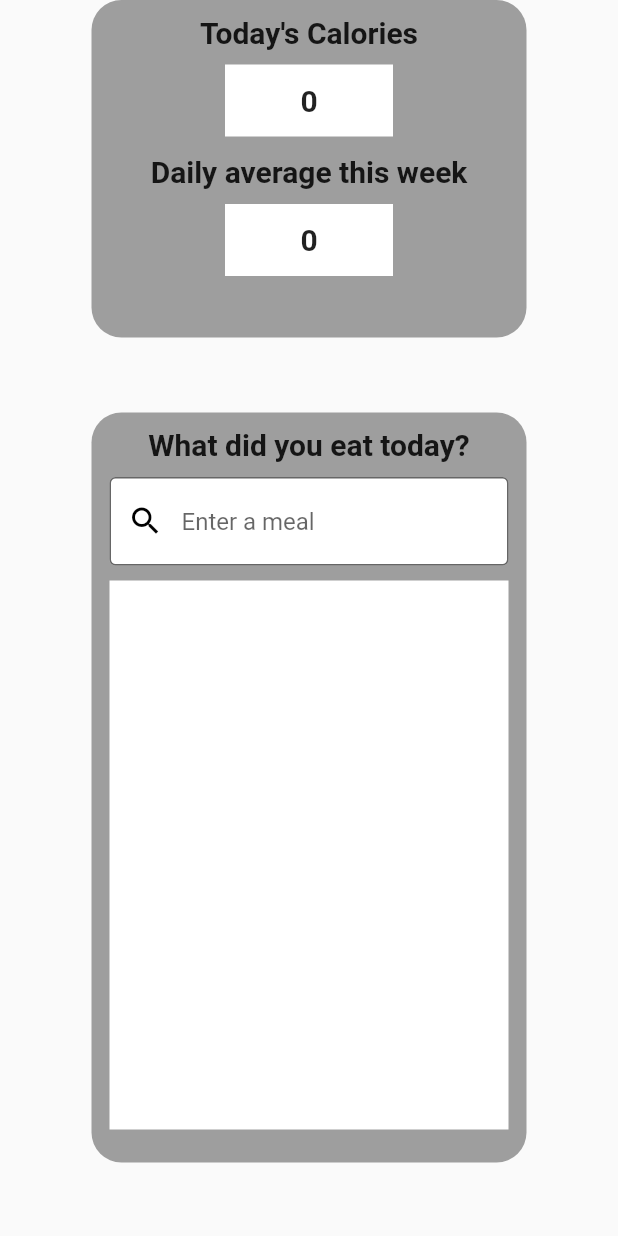
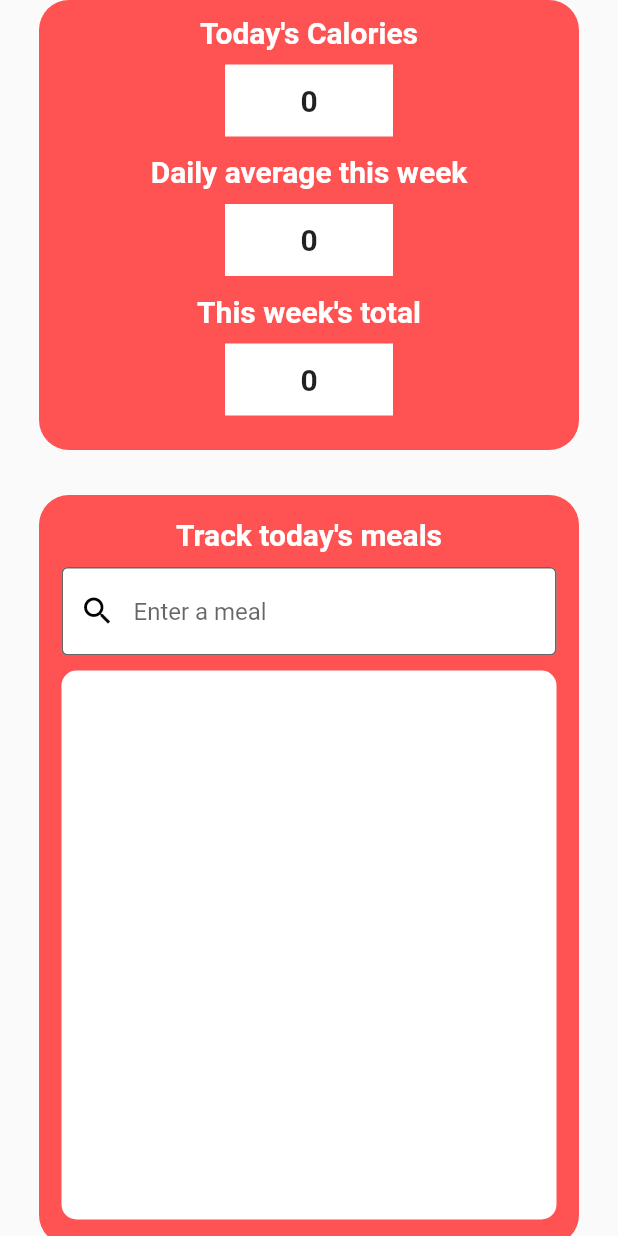
Before and after one commit to JayAree999/JSL, a Flutter app: the CalorieTracker screen opened by its route, on a phone screen of 412 x 824 dp. Run offline on Flutter 3.47's test engine with Material 2 defaults, Android fonts, the phone set to English and light mode, and no system bars; our stand-ins replace cloud_firestore, firebase_auth, firebase_core, flutter_dotenv, google_maps_flutter, location and 1 more; accounts and stored records are empty.

Commit message:
Improved UI slightly and added weekly total tracking

```diff
--- a/lib/CalorieTracker.dart
+++ b/lib/CalorieTracker.dart
@@ -27,6 +27,7 @@ class _CalorieTrackerState extends State<CalorieTracker> {
   List<int> calories = [];
   int totalCalories = 0;
   int dailyAverage = 0;
+  int weeklyTotal = 0;
 
   @override
   void initState() {
@@ -62,6 +63,12 @@ class _CalorieTrackerState extends State<CalorieTracker> {
         _weeklyAverage().then((avg) {
           setState(() {
             dailyAverage = avg;
+          });
+        });
+
+        _weeklyTotal().then((total) {
+          setState(() {
+            weeklyTotal = total;
           });
         });
 
@@ -102,11 +109,10 @@ class _CalorieTrackerState extends State<CalorieTracker> {
     return todaysCalories;
   }
 
-  Future<int> _weeklyAverage() async {
-    int weeklyAverage = 0;
+  Future<int> _weeklyTotal() async {
     int weeklyTotal = 0;
+    int lastIndex = await _getNumOfFields() - 1;
 
-    int lastIndex = await _getNumOfFields() - 1;
     DocumentSnapshot<Map<String, dynamic>> snapshot = await _firestore
         .collection('calorie tracker')
         .doc(_currentUser?.email)
@@ -117,16 +123,31 @@ class _CalorieTrackerState extends State<CalorieTracker> {
         int ithDayValue = snapshot.get('day ${lastIndex - i} total');
         weeklyTotal += ithDayValue;
       }
-      weeklyAverage = weeklyTotal ~/ 7;
-      return weeklyAverage;
+      return weeklyTotal;
     } else {
       for (var i = lastIndex; i >= 0; i--) {
         int ithDayValue = snapshot.get('day ${lastIndex - i} total');
         weeklyTotal += ithDayValue;
       }
-      weeklyAverage = weeklyTotal ~/ lastIndex;
-      return weeklyAverage;
+      return weeklyTotal;
     }
+  }
+
+  Future<int> _weeklyAverage() async {
+    int weeklyTotal = await _weeklyTotal();
+
+    int totalDays = await _getNumOfFields();
+    DocumentSnapshot<Map<String, dynamic>> snapshot = await _firestore
+        .collection('calorie tracker')
+        .doc(_currentUser?.email)
+        .get();
+
+    if (totalDays < 7) {
+      return weeklyTotal ~/ totalDays;
+    } else {
+      return weeklyTotal ~/ 7;
+    }
+
   }
 
   void _updateTotal() async {
@@ -199,10 +220,10 @@ class _CalorieTrackerState extends State<CalorieTracker> {
             Center(
               child: Container(
                 padding: const EdgeInsets.fromLTRB(0, 10, 0, 0),
-                height: 225,
-                width: 290,
+                height: 300,
+                width: 360,
                 decoration: const BoxDecoration(
-                  color: Colors.grey,
+                  color: Colors.redAccent,
                   borderRadius: BorderRadius.all(Radius.circular(20)),
                 ),
                 child: Column(
@@ -211,6 +232,7 @@ class _CalorieTrackerState extends State<CalorieTracker> {
                       child: Text(
                         "Today's Calories",
                         style: TextStyle(
+                            color: Colors.white,
                             fontSize: 20,
                             fontWeight: FontWeight.bold
                         ),
@@ -237,6 +259,7 @@ class _CalorieTrackerState extends State<CalorieTracker> {
                       child: Text(
                         "Daily average this week",
                         style: TextStyle(
+                          color: Colors.white,
                             fontSize: 20,
                             fontWeight: FontWeight.bold
                         ),
@@ -259,6 +282,33 @@ class _CalorieTrackerState extends State<CalorieTracker> {
                         ),
                       ),
                     ),
+                    const Center(
+                      child: Text(
+                        "This week's total",
+                        style: TextStyle(
+                            color: Colors.white,
+                            fontSize: 20,
+                            fontWeight: FontWeight.bold
+                        ),
+                      ),
+                    ),
+                    Center(
+                      child: Container(
+                        margin: const EdgeInsets.fromLTRB(0, 10, 0, 12),
+                        height: 48,
+                        width: 112,
+                        color: Colors.white,
+                        child: Center(
+                          child: Text(
+                            weeklyTotal.toString(),
+                            style: const TextStyle(
+                                fontSize: 20,
+                                fontWeight: FontWeight.bold
+                            ),
+                          ),
+                        ),
+                      ),
+                    ),
                   ],
                 ),
               ),
@@ -266,22 +316,23 @@ class _CalorieTrackerState extends State<CalorieTracker> {
 
 
             Container(
-              padding: const EdgeInsets.fromLTRB(12, 10, 12, 0),
-              margin: const EdgeInsets.fromLTRB(0, 50, 0, 0),
+              padding: const EdgeInsets.all(15),
+              margin: const EdgeInsets.fromLTRB(0, 30, 0, 0),
               height: 500,
-              width: 290,
+              width: 360,
               decoration: const BoxDecoration(
-                color: Colors.grey,
+                color: Colors.redAccent,
                 borderRadius: BorderRadius.all(Radius.circular(20)),
               ),
               child: Column(
                 children: [
                   const Center(
                       child: Text(
-                        "What did you eat today?",
+                        "Track today's meals",
                         style: TextStyle(
-                            fontSize: 20,
-                            fontWeight: FontWeight.bold
+                          color: Colors.white,
+                          fontSize: 20,
+                          fontWeight: FontWeight.bold,
                         ),
                       )
                   ),
@@ -319,7 +370,10 @@ class _CalorieTrackerState extends State<CalorieTracker> {
                   Container(
                       height: 366,
                       width: double.infinity,
-                      color: Colors.white,
+                      decoration: const BoxDecoration(
+                        color: Colors.white,
+                        borderRadius: BorderRadius.all(Radius.circular(10)),
+                      ),
                       child: ListView.builder(
                         itemCount: foods.length,
                         itemBuilder: (context, index) {
```
